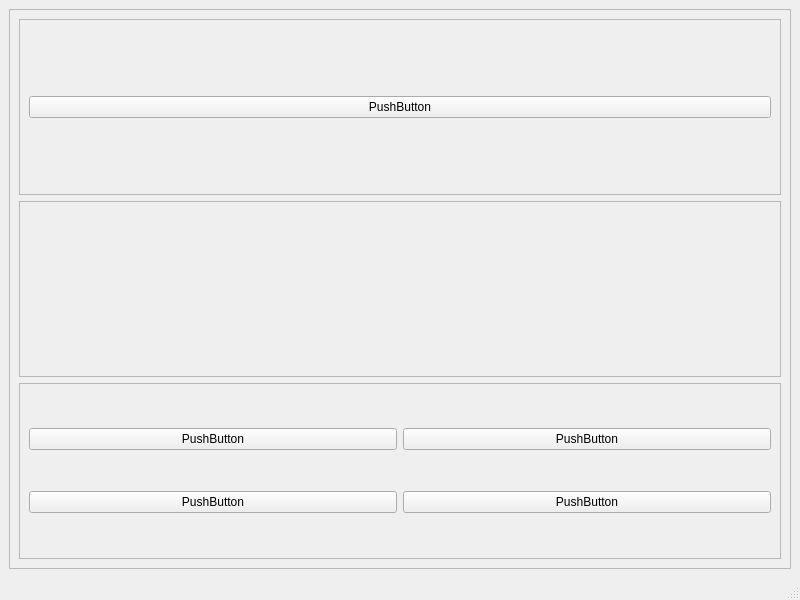
Before: the Qt Designer form app/gamewindow.ui in Succworth/Software-Engineering-Project, drawn with Qt 5.
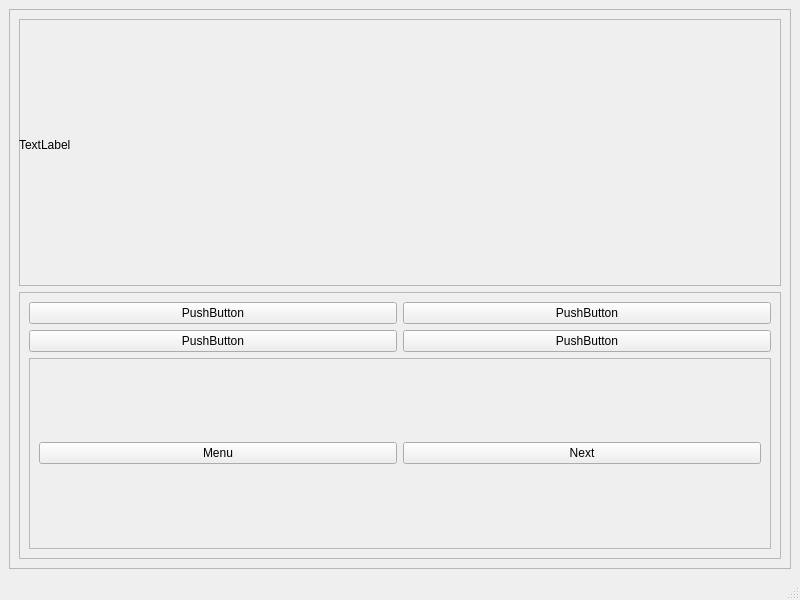
After: the same form once the commit is applied.

Commit message: Displaying questions, flow of questions, button color changes

Diff of the .ui file:
```diff
--- a/app/gamewindow.ui
+++ b/app/gamewindow.ui
@@ -24,25 +24,6 @@
        <enum>QFrame::Raised</enum>
       </property>
       <layout class="QVBoxLayout" name="verticalLayout_2">
-       <item>
-        <widget class="QFrame" name="frame_2">
-         <property name="frameShape">
-          <enum>QFrame::StyledPanel</enum>
-         </property>
-         <property name="frameShadow">
-          <enum>QFrame::Raised</enum>
-         </property>
-         <layout class="QHBoxLayout" name="horizontalLayout">
-          <item>
-           <widget class="QPushButton" name="pushButton">
-            <property name="text">
-             <string>PushButton</string>
-            </property>
-           </widget>
-          </item>
-         </layout>
-        </widget>
-       </item>
        <item>
         <widget class="QFrame" name="frame_3">
          <property name="frameShape">
@@ -51,6 +32,19 @@
          <property name="frameShadow">
           <enum>QFrame::Raised</enum>
          </property>
+         <widget class="QLabel" name="label">
+          <property name="geometry">
+           <rect>
+            <x>0</x>
+            <y>0</y>
+            <width>751</width>
+            <height>251</height>
+           </rect>
+          </property>
+          <property name="text">
+           <string>TextLabel</string>
+          </property>
+         </widget>
         </widget>
        </item>
        <item>
@@ -62,22 +56,15 @@
           <enum>QFrame::Raised</enum>
          </property>
          <layout class="QGridLayout" name="gridLayout">
-          <item row="0" column="0">
-           <widget class="QPushButton" name="pushButton_1">
-            <property name="text">
-             <string>PushButton</string>
-            </property>
-           </widget>
-          </item>
-          <item row="0" column="1">
-           <widget class="QPushButton" name="pushButton_2">
-            <property name="text">
-             <string>PushButton</string>
-            </property>
-           </widget>
-          </item>
           <item row="1" column="0">
-           <widget class="QPushButton" name="pushButton_3">
+           <widget class="QPushButton" name="Choice_C">
+            <property name="text">
+             <string>PushButton</string>
+            </property>
+           </widget>
+          </item>
+          <item row="0" column="1">
+           <widget class="QPushButton" name="Choice_B">
             <property name="text">
              <string>PushButton</string>
             </property>
@@ -90,6 +77,39 @@
             </property>
            </widget>
           </item>
+          <item row="0" column="0">
+           <widget class="QPushButton" name="Choice_A">
+            <property name="text">
+             <string>PushButton</string>
+            </property>
+           </widget>
+          </item>
+          <item row="2" column="0" colspan="2">
+           <widget class="QFrame" name="frame_2">
+            <property name="frameShape">
+             <enum>QFrame::StyledPanel</enum>
+            </property>
+            <property name="frameShadow">
+             <enum>QFrame::Raised</enum>
+            </property>
+            <layout class="QHBoxLayout" name="horizontalLayout">
+             <item>
+              <widget class="QPushButton" name="pushButton">
+               <property name="text">
+                <string>Menu</string>
+               </property>
+              </widget>
+             </item>
+             <item>
+              <widget class="QPushButton" name="Next">
+               <property name="text">
+                <string>Next</string>
+               </property>
+              </widget>
+             </item>
+            </layout>
+           </widget>
+          </item>
          </layout>
         </widget>
        </item>
```
Left out of the diff: 4 changed lines with no effect on the pictures. The commit also changes 5 other files.
